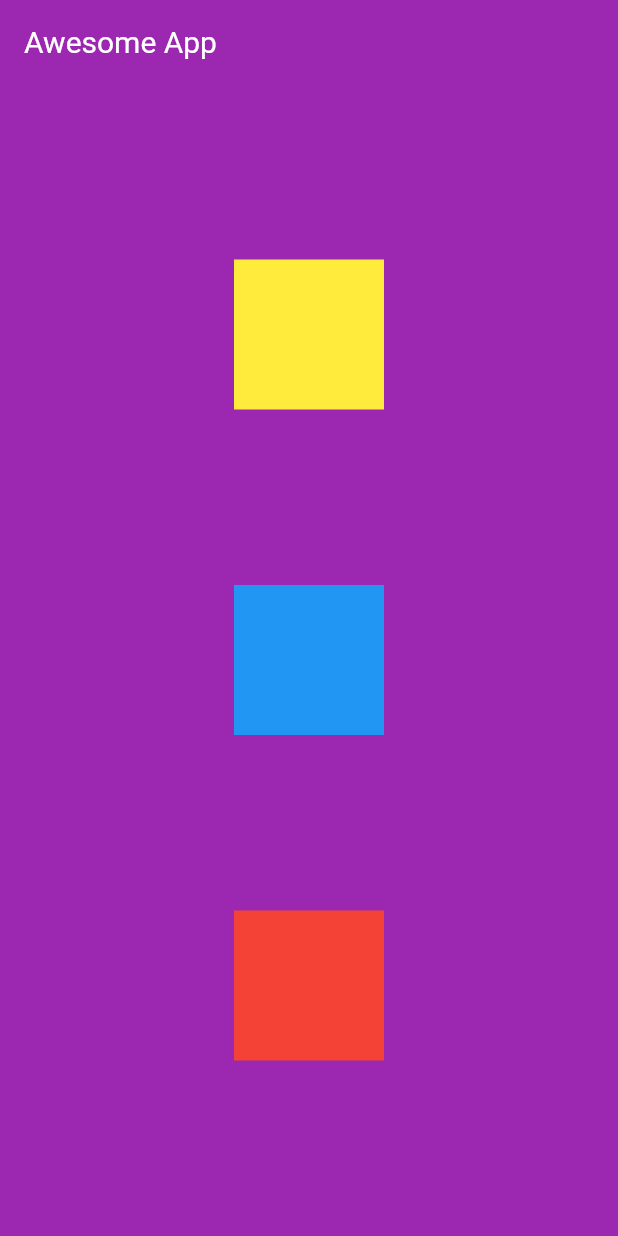
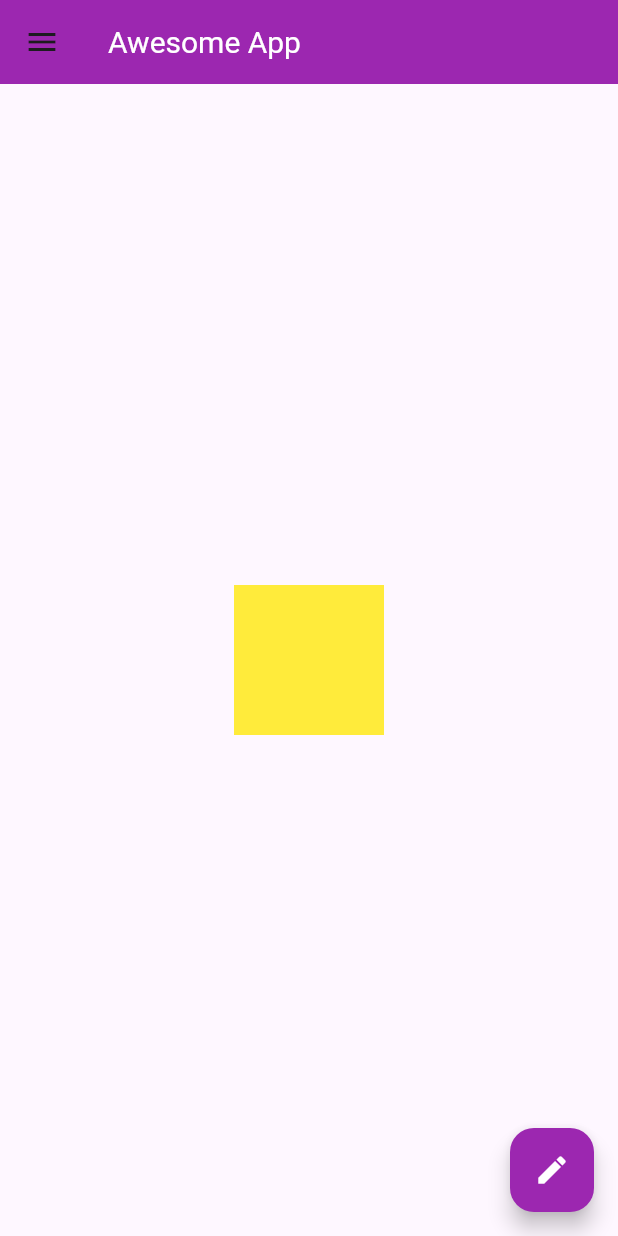
Before and after one commit to lloydbutay123/flutter_tutorial, a Flutter app: the screen it shows after launch, on a phone screen of 412 x 824 dp. Run offline on Flutter 3.47's test engine with Material 3 defaults, Android fonts, the phone set to English and light mode, and no system bars.

Commit message:
Update main.dart
Material Drawer,
ListView,
Circle Avatar,
Network Image,
Floating Cction Button

```diff
--- a/lib/main.dart
+++ b/lib/main.dart
@@ -15,38 +15,44 @@ class MyWidget extends StatelessWidget {
         backgroundColor: Colors.purple,
         titleTextStyle: TextStyle(color: Colors.white, fontSize: 20),
       ),
-      body: Container(
-        color: Colors.purple,
-        height: double.infinity,
-        width: double.infinity,
-        child: Column(
-          mainAxisAlignment: MainAxisAlignment.spaceEvenly,
-          crossAxisAlignment: CrossAxisAlignment.center,
+      body: Center(
+        child: Container(color: Colors.yellow, height: 100, width: 100),
+      ),
+      drawer: Drawer(
+        child: ListView(
+          padding: const EdgeInsets.all(0),
           children: <Widget>[
-            Container(
-              padding: EdgeInsets.all(10),
-              alignment: Alignment.center,
-              width: 100,
-              height: 100,
-              color: Colors.yellow,
+            UserAccountsDrawerHeader(
+              accountName: Text("John Lloyd Butay"),
+              accountEmail: Text("lloyd.butay@asianlink.ai"),
+              currentAccountPicture: CircleAvatar(
+                backgroundImage: NetworkImage(
+                  "https://plus.unsplash.com/premium_photo-1738590017220-5820f49608cc?w=500&auto=format&fit=crop&q=60&ixlib=rb-4.0.3&ixid=M3wxMjA3fDB8MHxzZWFyY2h8MXx8Z3V5JTIwaWNvbnxlbnwwfHwwfHx8MA%3D%3D",
+                ),
+              ),
             ),
-            Container(
-              padding: EdgeInsets.all(10),
-              alignment: Alignment.center,
-              width: 100,
-              height: 100,
-              color: Colors.blue,
+            ListTile(
+              leading: Icon(Icons.person),
+              title: Text('John Lloyd Butay'),
+              subtitle: Text("Full stack Developer"),
+              trailing: Icon(Icons.edit),
+              onTap: () {},
             ),
-            Container(
-              padding: EdgeInsets.all(10),
-              alignment: Alignment.center,
-              width: 100,
-              height: 100,
-              color: Colors.red,
+            ListTile(
+              leading: Icon(Icons.email),
+              title: Text('Email'),
+              subtitle: Text("lloyd.butay@asianlink.ai"),
+              trailing: Icon(Icons.edit),
+              onTap: () {},
             ),
           ],
         ),
       ),
+      floatingActionButton: FloatingActionButton(
+        onPressed: () {},
+        backgroundColor: Colors.purple,
+        child: Icon(Icons.edit, color: Colors.white),
+      ),
     );
   }
 }
```
